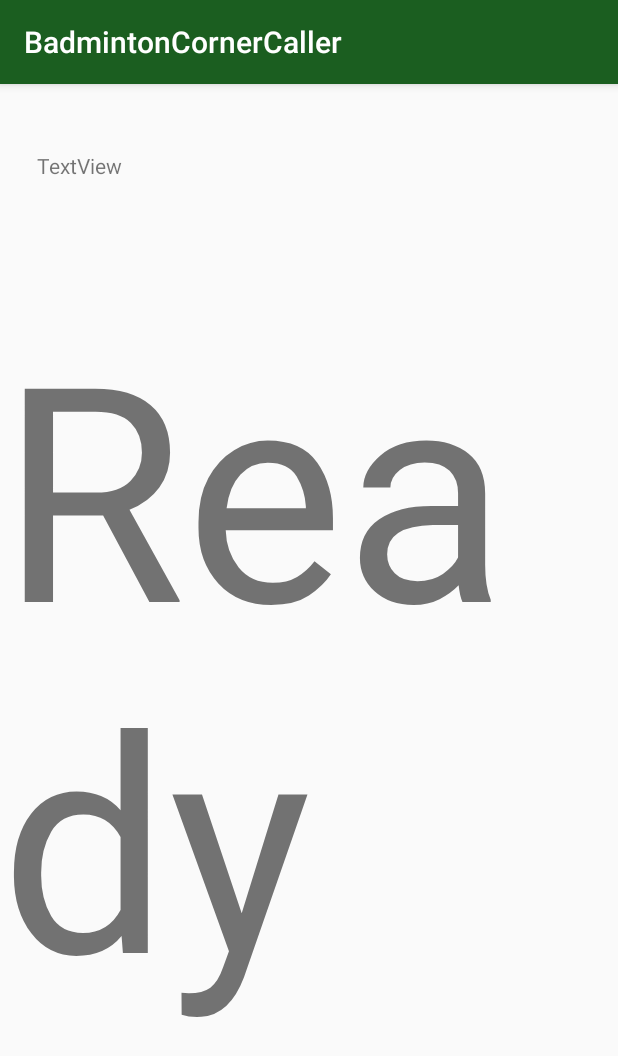
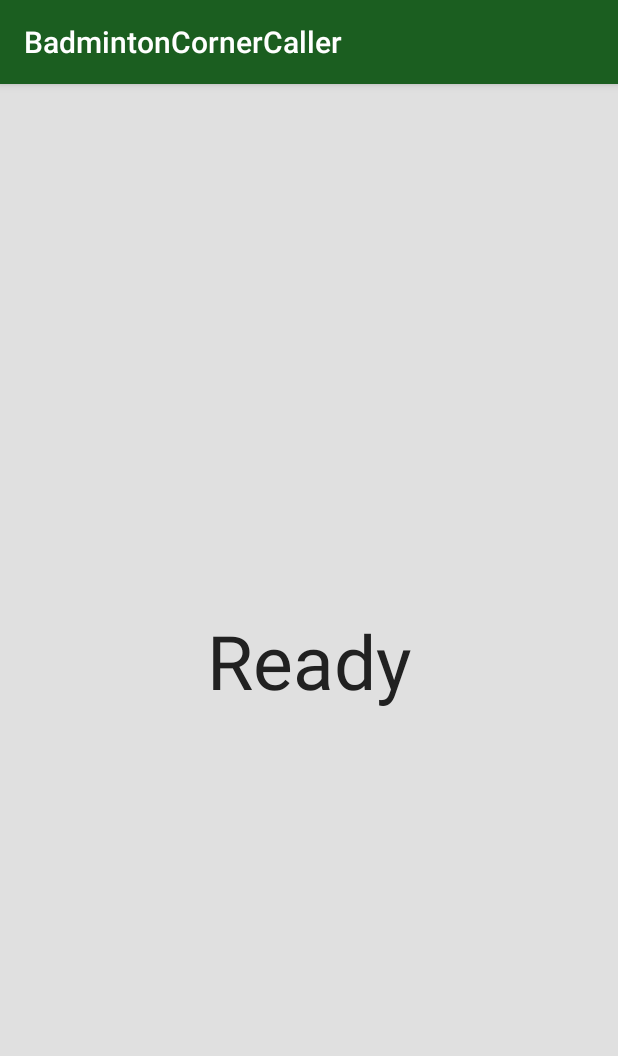
Before and after one commit to Yang-Jeff/Badminton-Corner-Caller, an Android app: the Main2Activity screen opened directly, with no data from a screen before it, on a phone screen of 412 x 824 dp. Shown: the top 1056 px of the screen. Run offline under Robolectric (Android 15) with nearby library versions, the phone set to English and light mode, and no system bars.

Commit message:
Fix scaling issue

```diff
--- a/app/src/main/java/com/example/jeffyang/badmintoncornercaller/Main2Activity.java
+++ b/app/src/main/java/com/example/jeffyang/badmintoncornercaller/Main2Activity.java
@@ -30,10 +30,10 @@ public class Main2Activity extends AppCompatActivity {
         cornerCaller = in.getParcelableExtra("Caller_object");
 
         // placeholder text
+        currentCorner.setTextSize(50);
         currentCorner.setText("Ready");
 
         // this does the bulk of the work
-
         asyncTaskRunner.execute();
 
     }
@@ -42,13 +42,7 @@ public class Main2Activity extends AppCompatActivity {
     public void onStop() {
         super.onStop();
         asyncTaskRunner.cancel(true);
-
     }
-
-
-
-
-
 
 
 
@@ -65,14 +59,13 @@ public class Main2Activity extends AppCompatActivity {
 
         @Override
         protected void onPreExecute(){
-
             // loading all the audio files to be ready to be played
-            soundPoolMap.put(0, soundPool.load(context, R.raw.one, 0));
-            soundPoolMap.put(1, soundPool.load(context, R.raw.two, 0));
-            soundPoolMap.put(2, soundPool.load(context, R.raw.three, 0));
-            soundPoolMap.put(3, soundPool.load(context, R.raw.four, 0));
-            soundPoolMap.put(4, soundPool.load(context, R.raw.five, 0));
-            soundPoolMap.put(5, soundPool.load(context, R.raw.six, 0));
+            soundPoolMap.put(1, soundPool.load(context, R.raw.one, 0));
+            soundPoolMap.put(2, soundPool.load(context, R.raw.two, 0));
+            soundPoolMap.put(3, soundPool.load(context, R.raw.three, 0));
+            soundPoolMap.put(4, soundPool.load(context, R.raw.four, 0));
+            soundPoolMap.put(5, soundPool.load(context, R.raw.five, 0));
+            soundPoolMap.put(6, soundPool.load(context, R.raw.six, 0));
         }
 
         @Override
@@ -96,7 +89,7 @@ public class Main2Activity extends AppCompatActivity {
                 corner = cornerCaller.callCorner();
 
                 // plays the correct audio file based on which corner
-                soundPool.play(soundPoolMap.get(corner - 1), 1f, 1f, 100, 0, 1f);
+                soundPool.play(soundPoolMap.get(corner), 1f, 1f, 100, 0, 1f);
 
                 // displays corner number on screen
                 publishProgress(corner);
@@ -121,6 +114,7 @@ public class Main2Activity extends AppCompatActivity {
 
             int i = values[0];
 
+            currentCorner.setTextSize(300);
             currentCorner.setText(Integer.toString(i));
             numCornerLeft.setText(Integer.toString(cornerCaller.getNumberOfCalls()));
         }
@@ -129,9 +123,6 @@ public class Main2Activity extends AppCompatActivity {
         protected void onPostExecute(String result){
 
         }
-
-
-
     }
 
 
--- a/app/src/main/java/com/example/jeffyang/badmintoncornercaller/MainActivity.java
+++ b/app/src/main/java/com/example/jeffyang/badmintoncornercaller/MainActivity.java
@@ -19,7 +19,7 @@ public class MainActivity extends AppCompatActivity {
     Spinner numberOfCallSpinner, callIntervalSpinner;
     CornerCaller cornerCaller;
     CheckBox corner1, corner2, corner3, corner4, corner5, corner6;
-    Context context = this; // this will be used by the toast if the user did not select any corner
+    Context context = this; // this will be used by the toast alerting the user that they did not select any corner
 
 
     @Override
@@ -29,6 +29,7 @@ public class MainActivity extends AppCompatActivity {
 
         cornerCaller = new CornerCaller();
 
+        // this sets up one of the spinners
         numberOfCallSpinner = (Spinner) findViewById(R.id.numberOfCallSpinner);
         numberOfCallSpinner.setOnItemSelectedListener(new AdapterView.OnItemSelectedListener() {
             @Override
@@ -44,6 +45,7 @@ public class MainActivity extends AppCompatActivity {
             }
         });
 
+        // this sets up the other spinner
         callIntervalSpinner = (Spinner) findViewById(R.id.callIntervalSpinner);
         callIntervalSpinner.setOnItemSelectedListener(new AdapterView.OnItemSelectedListener() {
             @Override
@@ -66,6 +68,7 @@ public class MainActivity extends AppCompatActivity {
         corner5 = (CheckBox) findViewById(R.id.corner5);
         corner6 = (CheckBox) findViewById(R.id.corner6);
 
+        // this button starts the corner calling
         start = (Button) findViewById(R.id.button);
         start.setOnClickListener(new View.OnClickListener() {
             @Override
@@ -73,6 +76,7 @@ public class MainActivity extends AppCompatActivity {
 
                 boolean cornerSelectedFlag = false;
 
+                // below, determining which corners have been selected
                 if (corner1.isChecked()) {
                     cornerCaller.selectCorner1();
                     cornerSelectedFlag = true;
@@ -115,10 +119,11 @@ public class MainActivity extends AppCompatActivity {
                     cornerCaller.deselectCorner6();
                 }
 
+
                 if (cornerSelectedFlag == true){
-                Intent in = new Intent(MainActivity.this, Main2Activity.class);
-                in.putExtra("Caller_object", cornerCaller);
-                startActivity(in);
+                    Intent in = new Intent(MainActivity.this, Main2Activity.class);
+                    in.putExtra("Caller_object", cornerCaller);
+                    startActivity(in);
                 } else {
                     Toast.makeText(context, "Please select one corner", Toast.LENGTH_SHORT).show();
                 }
@@ -128,5 +133,4 @@ public class MainActivity extends AppCompatActivity {
 
     }
 
-
 }
--- a/app/src/main/res/layout/activity_main2.xml
+++ b/app/src/main/res/layout/activity_main2.xml
@@ -4,6 +4,7 @@
     xmlns:tools="http://schemas.android.com/tools"
     android:layout_width="match_parent"
     android:layout_height="match_parent"
+    android:background="@color/callerBackground"
     tools:context="com.example.jeffyang.badmintoncornercaller.Main2Activity">
 
     <TextView
@@ -14,8 +15,7 @@
         android:layout_marginLeft="8dp"
         android:layout_marginRight="8dp"
         android:layout_marginTop="8dp"
-        android:text="TextView"
-        android:textSize="200sp"
+        android:textColor="@color/textColor"
         app:layout_constraintBottom_toBottomOf="parent"
         app:layout_constraintLeft_toLeftOf="parent"
         app:layout_constraintRight_toRightOf="parent"
@@ -25,8 +25,9 @@
         android:id="@+id/numCornerLeft"
         android:layout_width="wrap_content"
         android:layout_height="wrap_content"
-        android:text="TextView"
         android:layout_marginLeft="8dp"
+        android:textSize="20sp"
+        android:textColor="@color/textColor"
         app:layout_constraintLeft_toLeftOf="parent"
         android:layout_marginRight="8dp"
         app:layout_constraintRight_toRightOf="parent"
--- a/app/src/main/res/values/colors.xml
+++ b/app/src/main/res/values/colors.xml
@@ -4,6 +4,8 @@
     <color name="colorPrimaryDark">#212121</color>
     <color name="colorAccent">#B71C1C</color>
     <color name="setupBackground">#4CAF50</color>
+    <color name="callerBackground">#E0E0E0</color>
     <color name="spinnerBackground">#F5F5F5</color>
     <color name="textColor">#212121</color>
+
 </resources>
```
Also changed, not shown: app/src/main/java/com/example/jeffyang/badmintoncornercaller/CornerCaller.java (+4 -18 lines).
